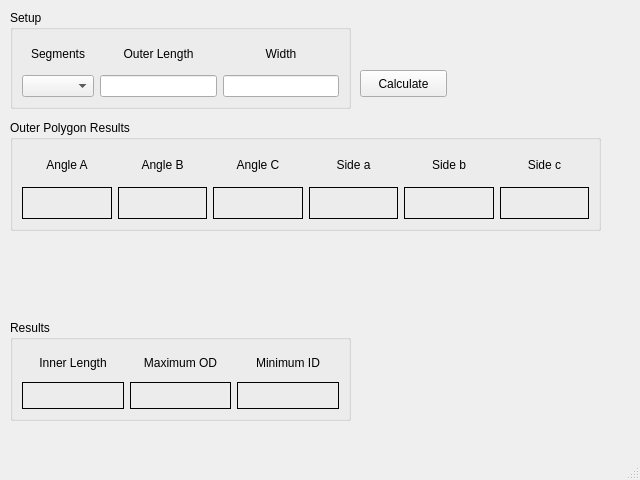
This is segcalc/src/segcalc.ui in jethornton/segcalc as Qt 5 draws it before an edit. The edited form follows.
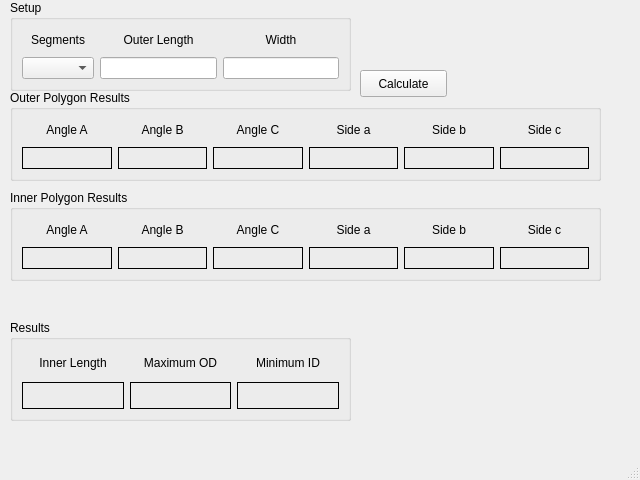
This is the edited form.

Commit message: get calcs to work

The edit to the form file:
```diff
--- a/segcalc/src/segcalc.ui
+++ b/segcalc/src/segcalc.ui
@@ -18,9 +18,9 @@
     <property name="geometry">
      <rect>
       <x>10</x>
-      <y>10</y>
+      <y>0</y>
       <width>341</width>
-      <height>99</height>
+      <height>91</height>
      </rect>
     </property>
     <property name="title">
@@ -169,9 +169,9 @@
     <property name="geometry">
      <rect>
       <x>10</x>
-      <y>120</y>
+      <y>90</y>
       <width>591</width>
-      <height>111</height>
+      <height>91</height>
      </rect>
     </property>
     <property name="title">
@@ -304,7 +304,160 @@
       </widget>
      </item>
      <item row="1" column="5">
-      <widget class="QLabel" name="sidecLB">
+      <widget class="QLabel" name="outerSidecLB">
+       <property name="frameShape">
+        <enum>QFrame::Box</enum>
+       </property>
+       <property name="text">
+        <string/>
+       </property>
+       <property name="alignment">
+        <set>Qt::AlignCenter</set>
+       </property>
+      </widget>
+     </item>
+    </layout>
+   </widget>
+   <widget class="QGroupBox" name="groupBox_4">
+    <property name="geometry">
+     <rect>
+      <x>10</x>
+      <y>190</y>
+      <width>591</width>
+      <height>91</height>
+     </rect>
+    </property>
+    <property name="title">
+     <string>Inner Polygon Results</string>
+    </property>
+    <layout class="QGridLayout" name="gridLayout_4">
+     <item row="0" column="0">
+      <widget class="QLabel" name="label_13">
+       <property name="text">
+        <string>Angle A</string>
+       </property>
+       <property name="alignment">
+        <set>Qt::AlignCenter</set>
+       </property>
+      </widget>
+     </item>
+     <item row="0" column="1">
+      <widget class="QLabel" name="label_18">
+       <property name="text">
+        <string>Angle B</string>
+       </property>
+       <property name="alignment">
+        <set>Qt::AlignCenter</set>
+       </property>
+      </widget>
+     </item>
+     <item row="0" column="2">
+      <widget class="QLabel" name="label_17">
+       <property name="text">
+        <string>Angle C</string>
+       </property>
+       <property name="alignment">
+        <set>Qt::AlignCenter</set>
+       </property>
+      </widget>
+     </item>
+     <item row="0" column="3">
+      <widget class="QLabel" name="label_15">
+       <property name="text">
+        <string>Side a</string>
+       </property>
+       <property name="alignment">
+        <set>Qt::AlignCenter</set>
+       </property>
+      </widget>
+     </item>
+     <item row="0" column="4">
+      <widget class="QLabel" name="label_14">
+       <property name="text">
+        <string>Side b</string>
+       </property>
+       <property name="alignment">
+        <set>Qt::AlignCenter</set>
+       </property>
+      </widget>
+     </item>
+     <item row="0" column="5">
+      <widget class="QLabel" name="label_16">
+       <property name="text">
+        <string>Side c</string>
+       </property>
+       <property name="alignment">
+        <set>Qt::AlignCenter</set>
+       </property>
+      </widget>
+     </item>
+     <item row="1" column="0">
+      <widget class="QLabel" name="innerAnagleaLB">
+       <property name="frameShape">
+        <enum>QFrame::Box</enum>
+       </property>
+       <property name="text">
+        <string/>
+       </property>
+       <property name="alignment">
+        <set>Qt::AlignCenter</set>
+       </property>
+      </widget>
+     </item>
+     <item row="1" column="1">
+      <widget class="QLabel" name="innerAnaglebLB">
+       <property name="frameShape">
+        <enum>QFrame::Box</enum>
+       </property>
+       <property name="text">
+        <string/>
+       </property>
+       <property name="alignment">
+        <set>Qt::AlignCenter</set>
+       </property>
+      </widget>
+     </item>
+     <item row="1" column="2">
+      <widget class="QLabel" name="innerAnaglecLB">
+       <property name="frameShape">
+        <enum>QFrame::Box</enum>
+       </property>
+       <property name="text">
+        <string/>
+       </property>
+       <property name="alignment">
+        <set>Qt::AlignCenter</set>
+       </property>
+      </widget>
+     </item>
+     <item row="1" column="3">
+      <widget class="QLabel" name="innerSideaLB">
+       <property name="frameShape">
+        <enum>QFrame::Box</enum>
+       </property>
+       <property name="text">
+        <string/>
+       </property>
+       <property name="alignment">
+        <set>Qt::AlignCenter</set>
+       </property>
+      </widget>
+     </item>
+     <item row="1" column="4">
+      <widget class="QLabel" name="innerSidebLB">
+       <property name="frameShape">
+        <enum>QFrame::Box</enum>
+       </property>
+       <property name="text">
+        <string/>
+       </property>
+       <property name="alignment">
+        <set>Qt::AlignCenter</set>
+       </property>
+      </widget>
+     </item>
+     <item row="1" column="5">
+      <widget class="QLabel" name="innerSidecLB">
        <property name="frameShape">
         <enum>QFrame::Box</enum>
        </property>
```
Left out of the diff: 10 changed lines with no effect on the pictures. The commit also changes 2 other files.
